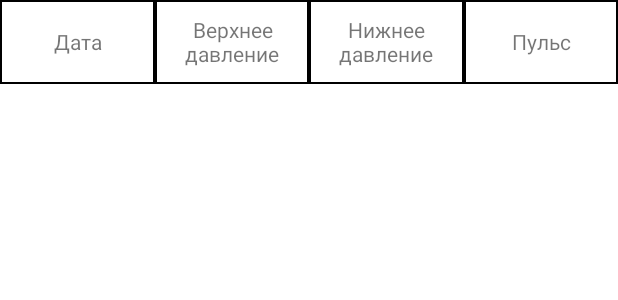
After one commit to user576g/TonometerRecorder, an Android app: the layout list_item.xml on its own in the app's theme, with its tools: preview values and no code run, on a phone screen of 412 x 824 dp. The commit adds this screen. Shown: the top 300 px of the screen. Run offline under Robolectric (Android 15) with nearby library versions, the phone set to English and light mode, and no system bars.

Commit message:
Kotlin synthetic was replaced by View Bindings.

```diff
--- a/app/build.gradle
+++ b/app/build.gradle
@@ -2,7 +2,6 @@ plugins {
     id 'com.android.application'
     id 'kotlin-android'
     id 'kotlin-kapt'
-    id 'kotlin-android-extensions'
 }
 
 apply plugin: 'kotlin-kapt'
@@ -33,6 +32,10 @@ android {
             signingConfig signingConfigs.debug
         }
     }
+
+    buildFeatures {
+        viewBinding true
+    }
 }
 
 dependencies {
--- a/app/src/main/res/layout/add_layout.xml
+++ b/app/src/main/res/layout/add_layout.xml
@@ -93,6 +93,7 @@
         android:id="@+id/add_btn"
         android:layout_width="match_parent"
         android:layout_height="wrap_content"
+        android:onClick="onBtnClick"
         android:text="@string/save"
         />
 </LinearLayout>
--- /dev/null
+++ b/app/src/main/res/layout/list_item.xml
@@ -0,0 +1,57 @@
+<?xml version="1.0" encoding="utf-8"?>
+<androidx.constraintlayout.widget.ConstraintLayout
+    xmlns:android="http://schemas.android.com/apk/res/android"
+    xmlns:app="http://schemas.android.com/apk/res-auto"
+    xmlns:tools="http://schemas.android.com/tools"
+    android:background="@drawable/border"
+    android:layout_width="match_parent"
+    android:layout_height="wrap_content">
+
+    <TextView
+        android:id="@+id/date"
+        android:layout_width="0dp"
+        android:layout_height="@dimen/cell_height"
+        android:background="@drawable/border"
+        android:padding="@dimen/cell_padding"
+        android:gravity="center"
+        app:layout_constraintStart_toStartOf="parent"
+        app:layout_constraintTop_toTopOf="parent"
+        app:layout_constraintWidth_percent="0.25"
+        tools:text="@string/th_date" />
+
+    <TextView
+        android:id="@+id/sys"
+        android:layout_height="@dimen/cell_height"
+        android:layout_width="0dp"
+        app:layout_constraintWidth_percent="0.25"
+        android:background="@drawable/border"
+        android:padding="@dimen/cell_padding"
+        tools:text="@string/th_sys"
+        android:gravity="center"
+        app:layout_constraintStart_toEndOf="@+id/date"
+        app:layout_constraintTop_toTopOf="parent"/>
+
+    <TextView
+        android:id="@+id/dia"
+        android:layout_height="@dimen/cell_height"
+        android:layout_width="0dp"
+        app:layout_constraintWidth_percent="0.25"
+        android:background="@drawable/border"
+        android:padding="@dimen/cell_padding"
+        tools:text="@string/th_dia"
+        android:gravity="center"
+        app:layout_constraintStart_toEndOf="@+id/sys"
+        app:layout_constraintTop_toTopOf="parent" />
+
+    <TextView
+        android:id="@+id/pulse"
+        android:layout_height="@dimen/cell_height"
+        android:layout_width="0dp"
+        app:layout_constraintWidth_percent="0.25"
+        android:padding="@dimen/cell_padding"
+        tools:text="@string/th_pulse"
+        android:gravity="center"
+        android:background="@drawable/border"
+        app:layout_constraintStart_toEndOf="@+id/dia"
+        app:layout_constraintTop_toTopOf="parent" />
+</androidx.constraintlayout.widget.ConstraintLayout>
--- /dev/null
+++ b/app/src/main/res/values/dimens.xml
@@ -0,0 +1,5 @@
+<?xml version="1.0" encoding="utf-8"?>
+<resources>
+    <dimen name="cell_height">56dp</dimen>
+    <dimen name="add_btn_margin">16dp</dimen>
+</resources>
```
Also changed, not shown: app/src/main/java/com/user576/tonometerrecorder/AddRecordActivity.kt (+20 -12 lines), app/src/main/java/com/user576/tonometerrecorder/MainActivity.kt (+23 -8 lines), app/src/main/res/layout/main_layout.xml (+17 -37 lines).
